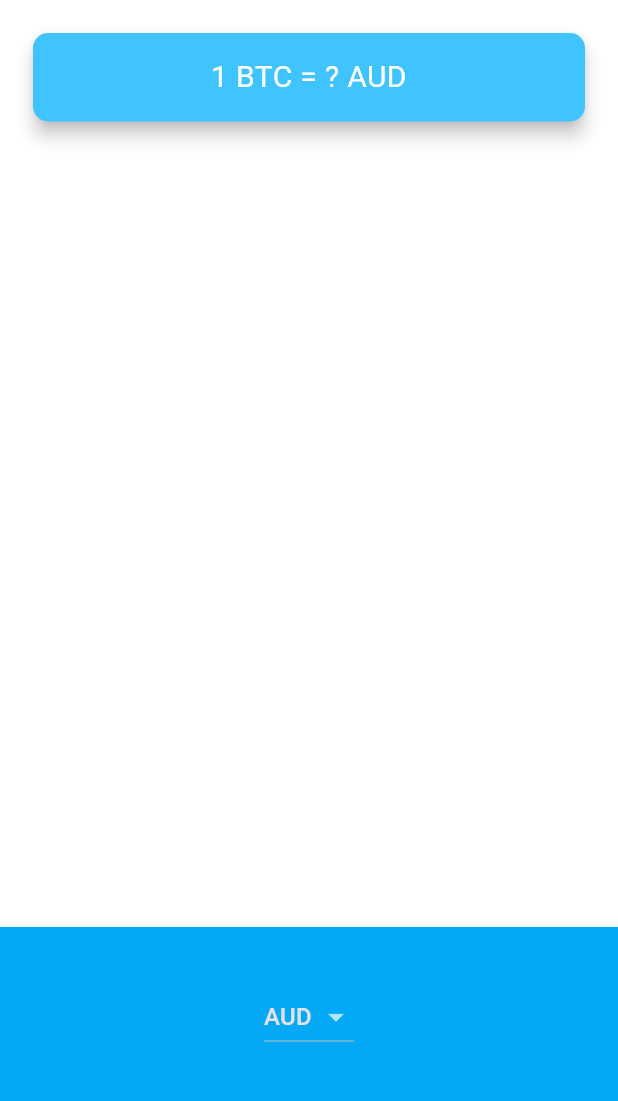
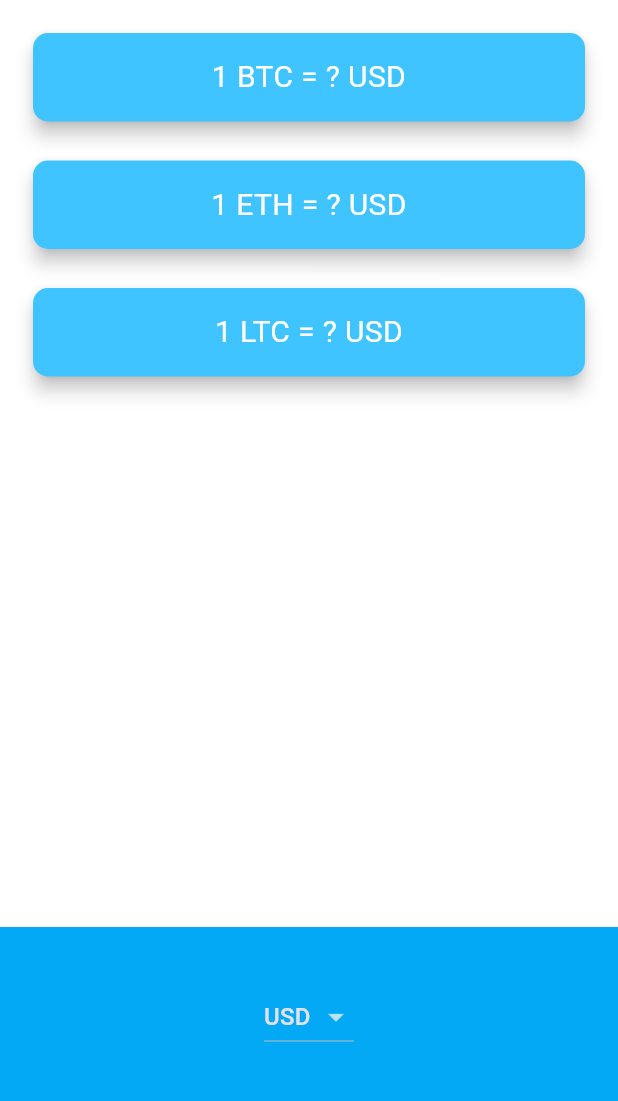
Before and after one commit to xdelmo/the_complete_flutter_development_bootcamp_with_dart, a Flutter app: the screen it shows after launch, on a phone screen of 412 x 824 dp, the part 84-1185 px from its top. Run offline on Flutter 3.47's test engine with Material 3 defaults, Android fonts, the phone set to English and light mode, and no system bars; our stand-ins replace audioplayers, font_awesome_flutter, geolocator, rflutter_alert; network calls fail.

Commit message:
gold medal final commit

```diff
--- a/bitcoin_ticker/lib/price_screen.dart
+++ b/bitcoin_ticker/lib/price_screen.dart
@@ -9,7 +9,7 @@ class PriceScreen extends StatefulWidget {
 }
 
 class _PriceScreenState extends State<PriceScreen> {
-  String selectedCurrency = 'AUD';
+  String selectedCurrency = 'USD';
 
   DropdownButton<String> androidDropdown() {
     List<DropdownMenuItem<String>> dropdownItems = [];
@@ -26,7 +26,7 @@ class _PriceScreenState extends State<PriceScreen> {
       items: dropdownItems,
       onChanged: (value) {
         setState(() {
-          selectedCurrency = value;
+          selectedCurrency = value!;
           getData();
         });
       },
@@ -52,16 +52,20 @@ class _PriceScreenState extends State<PriceScreen> {
     );
   }
 
+  //value had to be updated into a Map to store the values of all three cryptocurrencies.
+  Map<String, String> coinValues = {};
+  //TODO 7: Figure out a way of displaying a '?' on screen while we're waiting for the price data to come back. Hint: You'll need a ternary operator.
   String value = '?';
+  bool isWaiting = false;
+  //TODO 6: Update this method to receive a Map containing the crypto:price key value pairs. Then use that map to update the CryptoCards.
 
-  //TODO 7: Figure out a way of displaying a '?' on screen while we're waiting for the price data to come back. Hint: You'll need a ternary operator.
-
-  //TODO 6: Update this method to receive a Map containing the crypto:price key value pairs. Then use that map to update the CryptoCards.
   void getData() async {
+    isWaiting = true;
     try {
-      double data = await CoinData().getCoinData(selectedCurrency);
+      var data = await CoinData().getCoinData(selectedCurrency);
+      isWaiting = false;
       setState(() {
-        value = data.toStringAsFixed(0);
+        coinValues = data;
       });
     } catch (e) {
       print(e);
@@ -86,10 +90,44 @@ class _PriceScreenState extends State<PriceScreen> {
         mainAxisAlignment: MainAxisAlignment.spaceBetween,
         crossAxisAlignment: CrossAxisAlignment.stretch,
         children: <Widget>[
-          //TODO 1: Refactor this Padding Widget into a separate Stateless Widget called CryptoCard, so we can create 3 of them, one for each cryptocurrency.
-          //TODO 2: You'll need to able to pass the selectedCurrency, value and cryptoCurrency to the constructor of this CryptoCard Widget.
-          //TODO 3: You'll need to use a Column Widget to contain the three CryptoCards.
-          Padding(
+          Column(
+            crossAxisAlignment: CrossAxisAlignment.stretch,
+            children: [
+              for (String cryptoCurrency in cryptoList)
+                CryptoCard(
+                  cryptoCurrency: cryptoCurrency,
+                  value: isWaiting ? '?' : '${coinValues[cryptoCurrency]}',
+                  selectedCurrency: selectedCurrency,
+                ),
+            ],
+          ),
+          Container(
+            height: 150.0,
+            alignment: Alignment.center,
+            padding: EdgeInsets.only(bottom: 30.0),
+            color: Colors.lightBlue,
+            child: androidDropdown(),
+          ),
+        ],
+      ),
+    );
+  }
+}
+
+class CryptoCard extends StatelessWidget {
+  const CryptoCard({
+    required this.cryptoCurrency,
+    required this.value,
+    required this.selectedCurrency,
+  });
+
+  final String cryptoCurrency;
+  final String value;
+  final String selectedCurrency;
+
+  @override
+  Widget build(BuildContext context) {
+    return Padding(
       padding: EdgeInsets.fromLTRB(18.0, 18.0, 18.0, 0),
       child: Card(
         color: Colors.lightBlueAccent,
@@ -100,7 +138,7 @@ class _PriceScreenState extends State<PriceScreen> {
         child: Padding(
           padding: EdgeInsets.symmetric(vertical: 15.0, horizontal: 28.0),
           child: Text(
-                  '1 BTC = $value $selectedCurrency',
+            '1 $cryptoCurrency = $value $selectedCurrency',
             textAlign: TextAlign.center,
             style: TextStyle(
               fontSize: 20.0,
@@ -109,16 +147,6 @@ class _PriceScreenState extends State<PriceScreen> {
           ),
         ),
       ),
-          ),
-          Container(
-            height: 150.0,
-            alignment: Alignment.center,
-            padding: EdgeInsets.only(bottom: 30.0),
-            color: Colors.lightBlue,
-            child: Platform.isIOS ? iOSPicker() : androidDropdown(),
-          ),
-        ],
-      ),
     );
   }
 }
```
Also changed, not shown: bitcoin_ticker/lib/coin_data.dart (+15 -14 lines), 1 other file. Lines whose indentation alone changed are shown as unchanged.
